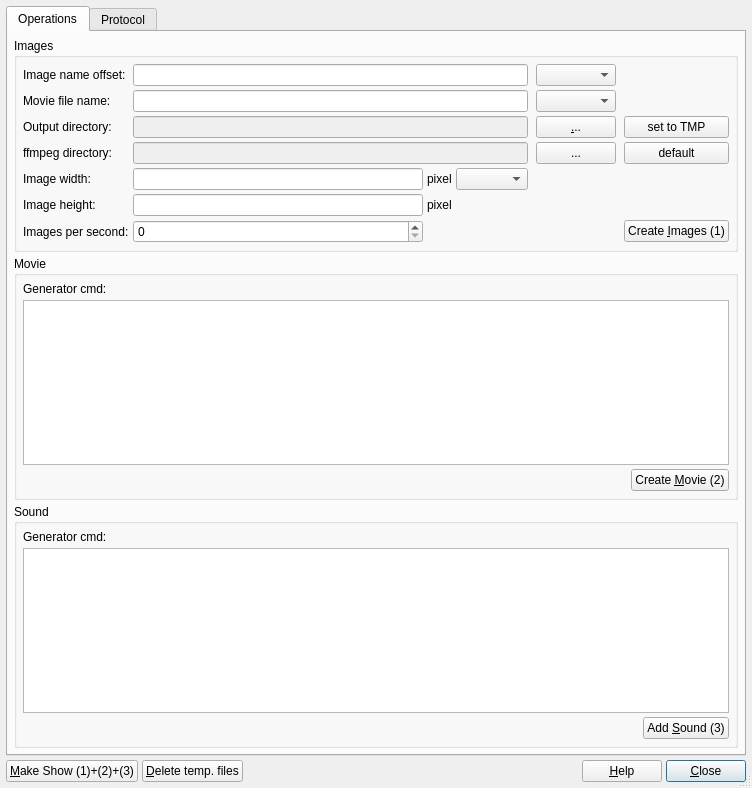
Old version of the form src/CreateMovieDlg4.ui in the repository mneuroth/MinDia.
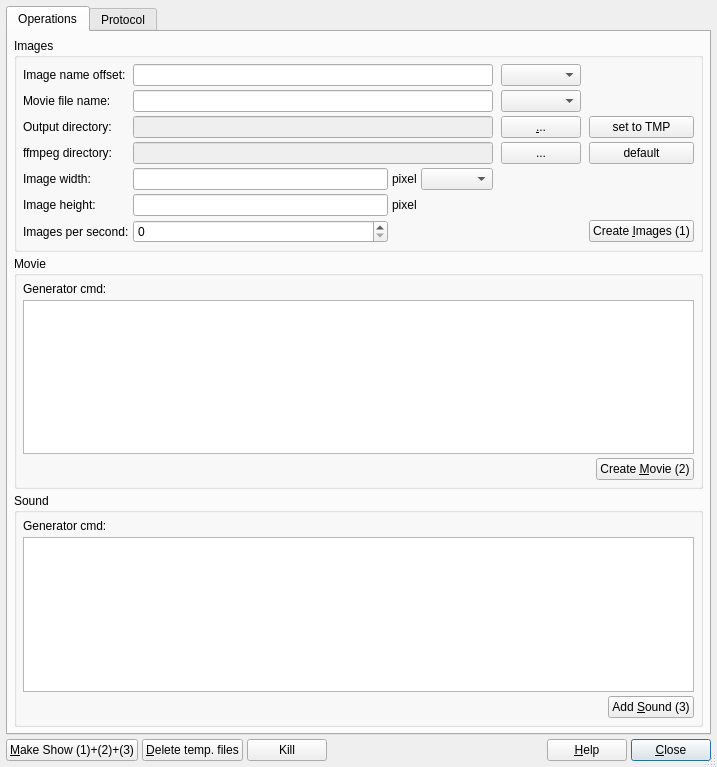
New version of the form.

Commit message: Improved dialog, added kill button, improved handling of external ffmpeg process, improved handling of paths with spaces

```diff
--- a/src/CreateMovieDlg4.ui
+++ b/src/CreateMovieDlg4.ui
@@ -6,8 +6,8 @@
    <rect>
     <x>0</x>
     <y>0</y>
-    <width>752</width>
-    <height>788</height>
+    <width>717</width>
+    <height>767</height>
    </rect>
   </property>
   <property name="windowTitle">
@@ -320,6 +320,9 @@
             <property name="lineWrapMode">
              <enum>QTextEdit::NoWrap</enum>
             </property>
+            <property name="readOnly">
+             <bool>false</bool>
+            </property>
            </widget>
           </item>
          </layout>
@@ -373,7 +376,7 @@
              <enum>QTextEdit::NoWrap</enum>
             </property>
             <property name="readOnly">
-             <bool>true</bool>
+             <bool>false</bool>
             </property>
            </widget>
           </item>
@@ -461,6 +464,13 @@
        </property>
       </widget>
      </item>
+     <item>
+      <widget class="QPushButton" name="m_pKill">
+       <property name="text">
+        <string>Kill</string>
+       </property>
+      </widget>
+     </item>
      <item>
       <spacer name="spacer13">
        <property name="orientation">
```
Left out of the diff: 17 changed lines with no effect on the pictures. The commit also changes 2 other files.
